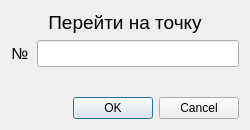
The window that KAMEditor/gui/points/toselectionpointdialog.ui (Xtail96/SML) describes before a commit, drawn with Qt 5.
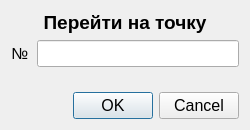
The same window after the commit.

Diff of the .ui file:
```diff
--- a/KAMEditor/gui/points/toselectionpointdialog.ui
+++ b/KAMEditor/gui/points/toselectionpointdialog.ui
@@ -10,6 +10,11 @@
     <height>130</height>
    </rect>
   </property>
+  <property name="font">
+   <font>
+    <pointsize>12</pointsize>
+   </font>
+  </property>
   <property name="windowTitle">
    <string>Курсор на точку</string>
   </property>
@@ -37,6 +42,8 @@
      <property name="font">
       <font>
        <pointsize>14</pointsize>
+       <weight>75</weight>
+       <bold>true</bold>
       </font>
      </property>
      <property name="text">
```
